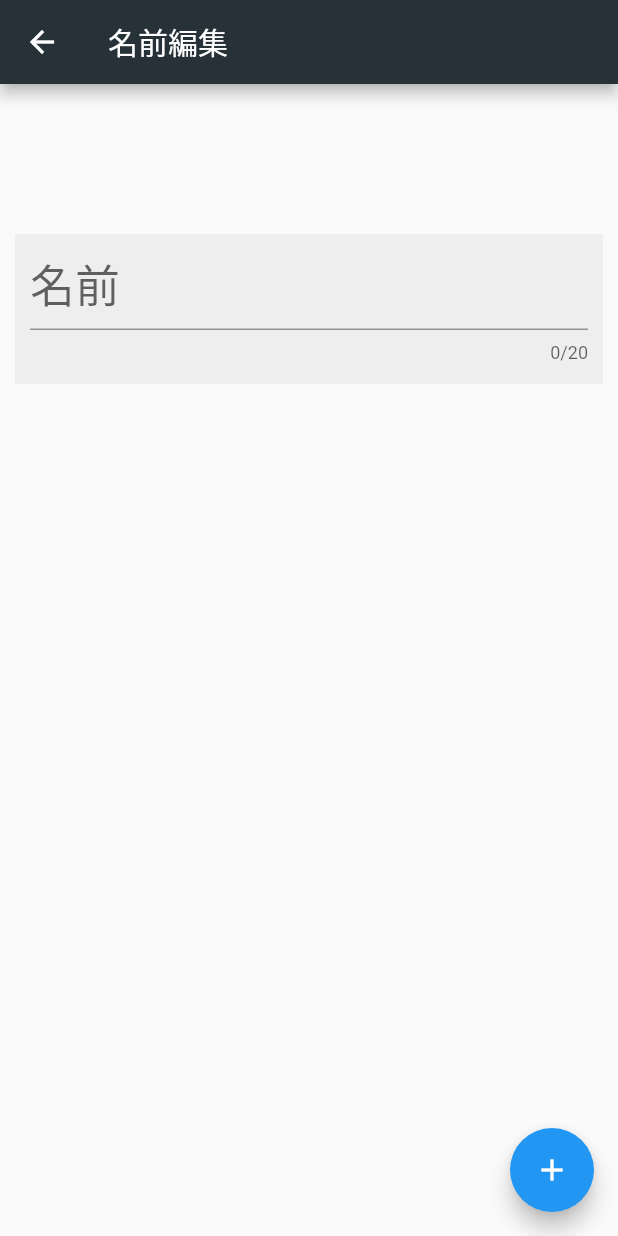
After one commit to acaValkyrie/SpicyBabyChan, a Flutter app: the Edit screen opened directly, after a tap on the "add" icon, on a phone screen of 412 x 824 dp. The commit adds this screen. Run offline on Flutter 3.47's test engine with Material 2 defaults, Android fonts, the phone set to English and light mode, and no system bars; our stand-ins replace flutter_slidable, vibration.

Commit message:
no title

```diff
--- a/kadai/lib/main.dart
+++ b/kadai/lib/main.dart
@@ -1,5 +1,6 @@
 import 'package:flutter/material.dart';
 import 'root.dart';
+//import 'package:provider/provider.dart';
 //import 'dart:async';
 
 void main() => runApp(MyApp());
--- /dev/null
+++ b/kadai/lib/routes/edit_route.dart
@@ -0,0 +1,63 @@
+import 'package:flutter/material.dart';
+import 'globals.dart' as globals;
+
+
+int index;
+
+class Edit extends StatefulWidget {
+
+  final int index;
+  Edit({Key key, this.index}) : super(key: key);
+  @override
+  EditState createState() => EditState();
+}
+
+class EditState extends State<Edit> {
+
+  final inputController = TextEditingController();
+
+  void changeName(String inputtext){
+    globals.namedataG[widget.index] = inputtext;
+  }
+
+  @override
+  Widget build(BuildContext context) {
+    return Scaffold(
+        floatingActionButton: FloatingActionButton(
+          tooltip: 'Action!',
+          child: Icon(Icons.add),
+          onPressed: () {
+            if(inputController.text.length > 0){
+              changeName(inputController.text);
+              Navigator.pop(context);
+            }
+          },
+        ),
+
+        appBar:AppBar(title: Text("名前編集"),),
+
+        body:Container(
+          height: 100.0,
+          width: double.infinity,
+          color: Colors.grey[200],
+          padding: EdgeInsets.all(10.0),
+          margin: EdgeInsets.only(top:100.0,left:10.0,right:10.0),
+          child: TextField(
+            enabled: true,
+            maxLength: 20, //最大文字数
+            style: TextStyle(
+              color: Colors.black,
+              fontSize: 30.0,
+              height: 1.0,
+            ),
+            obscureText: false,
+            maxLines:1,
+            decoration: const InputDecoration(
+              hintText: '名前',
+            ),
+            controller: inputController,
+          ),
+        ),
+    );
+  }
+}
--- a/kadai/pubspec.yaml
+++ b/kadai/pubspec.yaml
@@ -26,6 +26,8 @@ dependencies:
   vibration: ^1.3.0
   flutter_slidable: ^0.5.4
   dynamic_theme: ^1.0.1
+  provider: ^4.1.3
+
 
 dev_dependencies:
   flutter_test:
```
Also changed, not shown: kadai/lib/routes/home_route.dart (+25 -1 lines), kadai/pubspec.lock.
